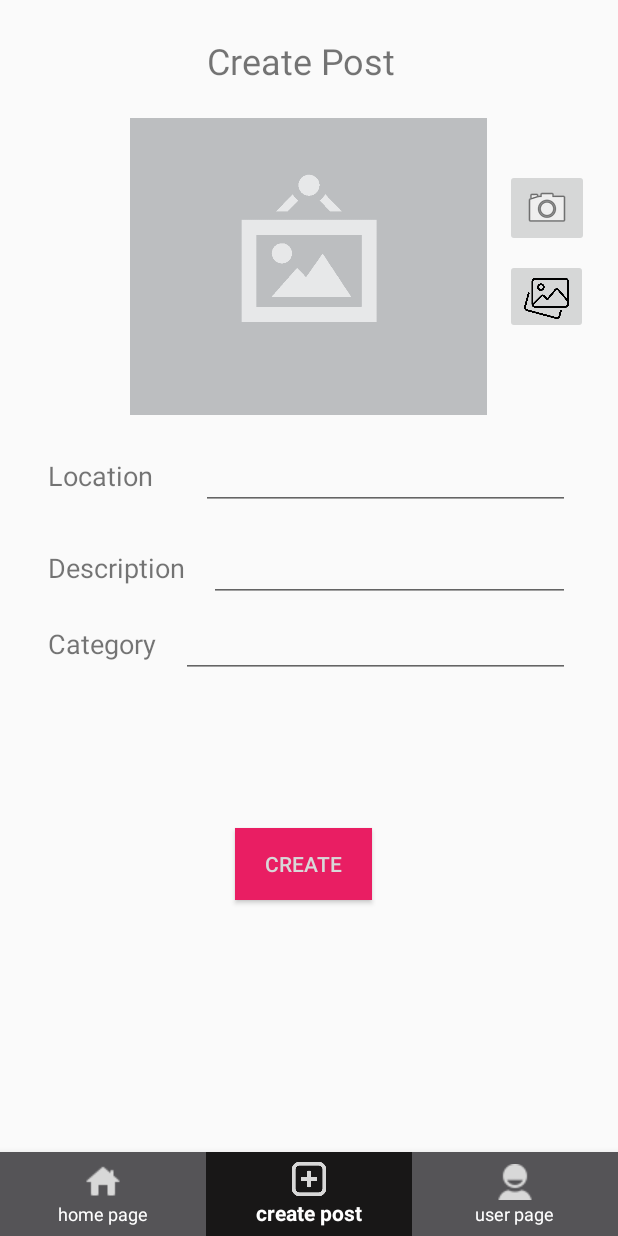
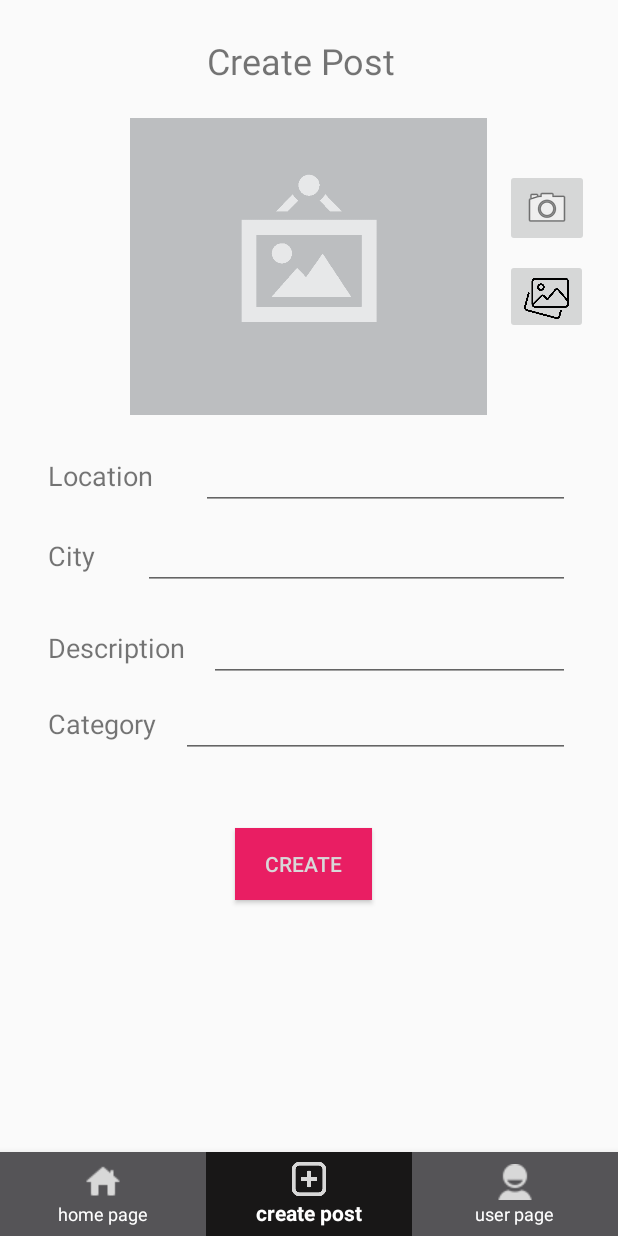
Before and after one commit to DavidMami/ZachenAway, an Android app built with Jetpack Compose: the CreatePostFragment screen opened through its navigation route, on a phone screen of 412 x 824 dp. Run offline under Robolectric (Android 15) with nearby library versions, the phone set to English and light mode, and no system bars; our stand-ins replace Firebase (no records; nobody signed in at launch, a user with empty details on screens opened directly), Picasso, data binding, navigation-ui; pictures from the network do not load; 2 statements that could not run were skipped.

Commit message:
add city selection

```diff
--- a/app/build.gradle.kts
+++ b/app/build.gradle.kts
@@ -85,4 +85,6 @@ dependencies {
     debugImplementation(libs.androidx.ui.tooling)
     debugImplementation(libs.androidx.ui.test.manifest)
     implementation(libs.picasso)
+    implementation(libs.retrofit)
+    implementation(libs.converter.gson)
 }
--- /dev/null
+++ b/app/src/main/java/com/example/zachenaway/data/CategoriesApi.kt
@@ -0,0 +1,57 @@
+package com.example.zachenaway.data
+
+import android.content.Context
+import okhttp3.OkHttpClient
+import retrofit2.Call
+import retrofit2.Callback
+import retrofit2.Response
+import retrofit2.Retrofit
+import retrofit2.converter.gson.GsonConverterFactory
+import retrofit2.http.Body
+import retrofit2.http.POST
+
+object CountriesClient {
+    private const val BASE_URL = "https://countriesnow.space/api/v0.1"
+
+    private val client = OkHttpClient.Builder().apply {}.build()
+
+    private val retrofit: Retrofit = Retrofit.Builder()
+        .baseUrl(BASE_URL)
+        .client(client)
+        .addConverterFactory(GsonConverterFactory.create()) // Gson for JSON parsing
+        .build()
+
+    val countriesApiService: CountriesApiService = retrofit.create(CountriesApiService::class.java)
+}
+
+data class Country(
+    val country: String,
+)
+
+fun getIsraelCities(callback: (List<String>) -> Unit, context: Context?= null) {
+    val call = CountriesClient.countriesApiService.getCities(Country("israel"))
+    call.enqueue(object : Callback<List<String>> {
+        override fun onResponse(call: Call<List<String>>, response: Response<List<String>>) {
+            if (response.isSuccessful) {
+                val cities = response.body()
+
+                if (cities != null) {
+                    callback(cities)
+                } else {
+                    callback(emptyList())
+                }
+            } else {
+                callback(emptyList())
+            }
+        }
+
+        override fun onFailure(call: Call<List<String>>, t: Throwable) {
+            println("Error: ${t.message}")
+        }
+    })
+}
+
+interface CountriesApiService {
+    @POST("/countries/cities")
+    fun getCities(@Body country: Country): Call<List<String>>
+}
--- a/app/src/main/java/com/example/zachenaway/ui/menu/CreatePostFragment.kt
+++ b/app/src/main/java/com/example/zachenaway/ui/menu/CreatePostFragment.kt
@@ -1,10 +1,4 @@
 package com.example.zachenaway.ui.menu
-
-import com.example.zachenaway.data.ImageHandler
-import com.example.zachenaway.data.database.schema.Post
-import com.example.zachenaway.data.model.UserModel
-import com.example.zachenaway.databinding.FragmentCreatePostBinding
-import com.example.zachenaway.viewmodel.CreatePostViewModel
 
 import android.content.Context
 import android.graphics.drawable.BitmapDrawable
@@ -16,7 +10,13 @@ import android.widget.Toast
 import androidx.fragment.app.Fragment
 import androidx.lifecycle.ViewModelProvider
 import androidx.navigation.Navigation
-import com.squareup.picasso.Picasso
+import com.example.zachenaway.data.ImageHandler
+import com.example.zachenaway.data.database.schema.Post
+import com.example.zachenaway.data.getIsraelCities
+import com.example.zachenaway.data.model.UserModel
+import com.example.zachenaway.databinding.FragmentCreatePostBinding
+import com.example.zachenaway.viewmodel.CreatePostViewModel
+import com.google.android.material.textfield.MaterialAutoCompleteTextView
 import java.util.UUID
 
 class CreatePostFragment : Fragment() {
@@ -36,6 +36,14 @@ class CreatePostFragment : Fragment() {
         savedInstanceState: Bundle?
     ): View {
         _binding = FragmentCreatePostBinding.inflate(inflater, container, false)
+
+        val setCountriesList: (items: List<String>) -> Unit = { cities ->
+            val citiesForAutoComplete = cities.toTypedArray().sortedArray()
+            (binding.postCityAutoComplete as? MaterialAutoCompleteTextView)?.setSimpleItems(
+                citiesForAutoComplete
+            )
+        }
+        getIsraelCities(setCountriesList)
 
         initializeVariables()
         addOnClickListeners()
--- a/app/src/main/res/layout/fragment_create_post.xml
+++ b/app/src/main/res/layout/fragment_create_post.xml
@@ -1,8 +1,9 @@
 <?xml version="1.0" encoding="utf-8"?>
-<layout xmlns:android="http://schemas.android.com/apk/res/android">
+<layout xmlns:tools="http://schemas.android.com/tools"
+    xmlns:app="http://schemas.android.com/apk/res-auto"
+    xmlns:android="http://schemas.android.com/apk/res/android">
 
-    <ScrollView xmlns:app="http://schemas.android.com/apk/res-auto"
-        xmlns:tools="http://schemas.android.com/tools"
+    <ScrollView
         android:id="@+id/scrollView"
         android:layout_width="match_parent"
         android:layout_height="match_parent"
@@ -106,6 +107,30 @@
                 tools:ignore="SpeakableTextPresentCheck" />
 
             <TextView
+                android:id="@+id/postCityTextView"
+                android:layout_width="wrap_content"
+                android:layout_height="wrap_content"
+                android:layout_marginStart="32dp"
+                android:text="City"
+                android:textSize="18sp"
+                app:layout_constraintBaseline_toBaselineOf="@+id/postCityAutoComplete"
+                app:layout_constraintStart_toStartOf="parent" />
+
+            <com.google.android.material.textfield.MaterialAutoCompleteTextView
+                android:id="@+id/postCityAutoComplete"
+                android:layout_width="0dp"
+                android:layout_height="wrap_content"
+                android:layout_marginStart="32dp"
+                android:layout_marginTop="8dp"
+                android:layout_marginEnd="32dp"
+                android:ems="10"
+                android:inputType="textPersonName"
+                app:layout_constraintEnd_toEndOf="parent"
+                app:layout_constraintStart_toEndOf="@+id/postCityTextView"
+                app:layout_constraintTop_toBottomOf="@+id/postLocationEditText"
+                tools:ignore="SpeakableTextPresentCheck" />
+
+            <TextView
                 android:id="@+id/postDescriptionTextView"
                 android:layout_width="wrap_content"
                 android:layout_height="wrap_content"
@@ -127,7 +152,7 @@
                 android:inputType="textMultiLine"
                 app:layout_constraintEnd_toEndOf="parent"
                 app:layout_constraintStart_toEndOf="@+id/postDescriptionTextView"
-                app:layout_constraintTop_toBottomOf="@+id/postLocationEditText" />
+                app:layout_constraintTop_toBottomOf="@+id/postCityAutoComplete" />
 
             <TextView
                 android:id="@+id/postCategoryTextView"
--- a/gradle/libs.versions.toml
+++ b/gradle/libs.versions.toml
@@ -1,5 +1,6 @@
 [versions]
 agp = "8.7.2"
+converterGson = "2.9.0"
 kotlin = "2.0.0"
 coreKtx = "1.15.0"
 junit = "4.13.2"
@@ -12,6 +13,7 @@ constraintlayout = "2.2.0"
 material = "1.12.0"
 firebaseAuthKtx = "23.1.0"
 firebaseFirestoreKtx = "25.1.1"
+retrofit = "2.9.0"
 roomCommon = "2.6.1"
 firebaseStorageKtx = "21.0.1"
 navigationCommonKtx = "2.8.4"
@@ -22,6 +24,7 @@ roomKtx = "2.6.1"
 
 [libraries]
 androidx-core-ktx = { group = "androidx.core", name = "core-ktx", version.ref = "coreKtx" }
+converter-gson = { module = "com.squareup.retrofit2:converter-gson", version.ref = "converterGson" }
 junit = { group = "junit", name = "junit", version.ref = "junit" }
 androidx-junit = { group = "androidx.test.ext", name = "junit", version.ref = "junitVersion" }
 androidx-espresso-core = { group = "androidx.test.espresso", name = "espresso-core", version.ref = "espressoCore" }
@@ -47,6 +50,7 @@ androidx-navigation-runtime-ktx = { group = "androidx.navigation", name = "navig
 androidx-navigation-ui-ktx = { group = "androidx.navigation", name = "navigation-ui-ktx", version.ref = "navigationUiKtx" }
 androidx-navigation-fragment-ktx = { group = "androidx.navigation", name = "navigation-fragment-ktx", version.ref = "navigationFragmentKtx" }
 androidx-room-ktx = { group = "androidx.room", name = "room-ktx", version.ref = "roomKtx" }
+retrofit = { module = "com.squareup.retrofit2:retrofit", version.ref = "retrofit" }
 
 [plugins]
 android-application = { id = "com.android.application", version.ref = "agp" }
```
